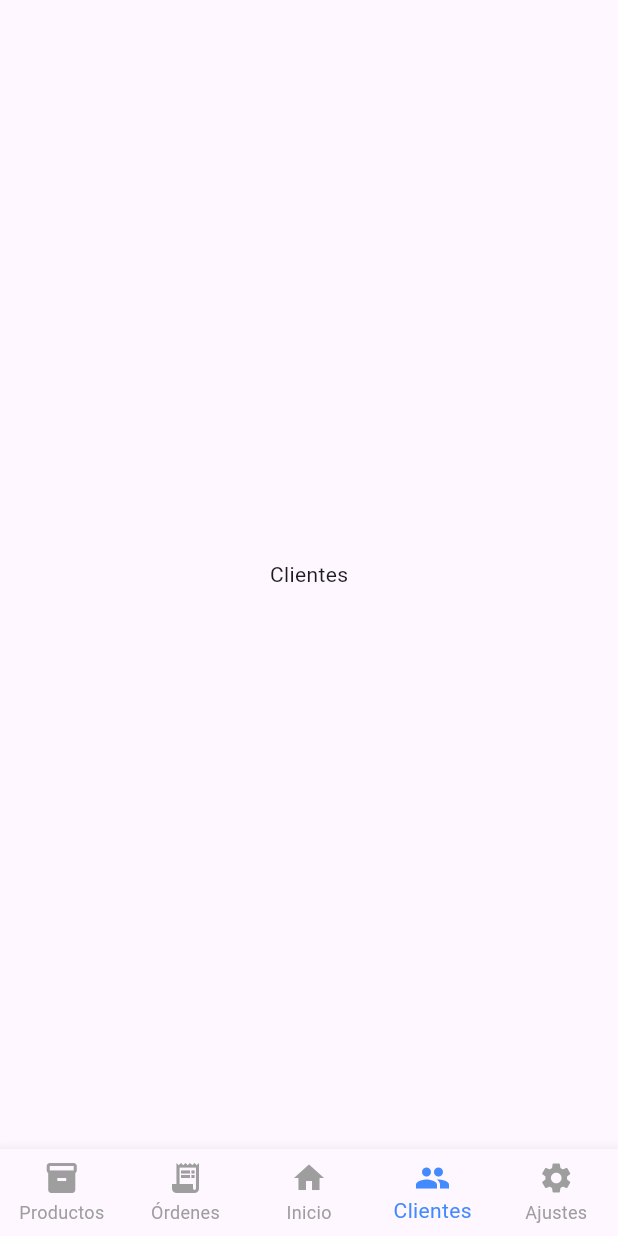
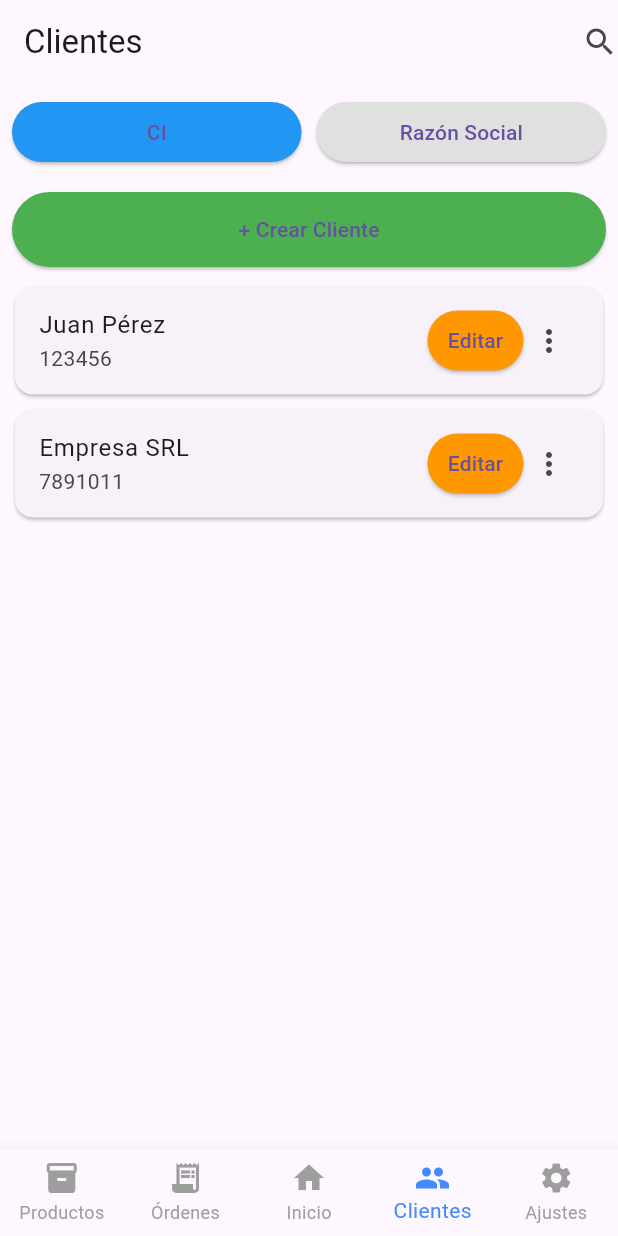
Before and after one commit to Dransil/sistema-api-restaurante, a Flutter app: the MainLayout screen opened directly, item 4 of the bottom bar chosen, on a phone screen of 412 x 824 dp. Run offline on Flutter 3.47's test engine with Material 3 defaults, Android fonts, the phone set to English and light mode, and no system bars; our stand-ins replace dio.

Commit message:
Refactor app structure and add new screens for ajustes, clientes, ordenes, and productos

```diff
--- a/app_mobile_pos/lib/core/constants/api_constants.dart
+++ b/app_mobile_pos/lib/core/constants/api_constants.dart
@@ -1,7 +1,7 @@
 class ApiConstants {
   // Cambiar IP para tests
-  static const String baseUrl = 'http://192.168.1.248:3000';
-  //static const String baseUrl = 'http://192.168.1.248:3000';
+  // static const String baseUrl = 'http://192.168.1.248:3000';
+  static const String baseUrl = 'http://192.168.31.130:3000';
   // Endpoint para testear
   static const String test = '/test';
   // Endpoints basados en el backend
--- a/app_mobile_pos/lib/main.dart
+++ b/app_mobile_pos/lib/main.dart
@@ -15,7 +15,7 @@ class MyApp extends StatelessWidget {
       debugShowCheckedModeBanner: false,
       title: 'POS Mobile',
       theme: ThemeData(useMaterial3: true, primarySwatch: Colors.blue),
-      home: const LoginScreen(),
+      home: const MainLayout(),
     );
   }
 }
--- a/app_mobile_pos/lib/presentation/screens/home_screen.dart
+++ b/app_mobile_pos/lib/presentation/screens/home_screen.dart
@@ -1,4 +1,8 @@
 import 'package:flutter/material.dart';
+import 'package:app_mobile_pos/screens/clientes_screen.dart';
+import 'package:app_mobile_pos/screens/ajustes_screen.dart';
+import 'package:app_mobile_pos/screens/productos_screen.dart';
+import 'package:app_mobile_pos/screens/ordenes_screen.dart';
 
 // Aqui tienes que importar las pantallas que haras
 class MainLayout extends StatefulWidget {
@@ -14,11 +18,11 @@ class _MainLayoutState extends State<MainLayout> {
 
   // Lista de tus pantallas
   final List<Widget> _screens = [
-    const Center(child: Text('Productos')), // Index 0
-    const Center(child: Text('Órdenes')), // Index 1
+    const ProductosScreen(),
+    const OrdenesScreen(),
     const Center(child: Text('Inicio')), // Index 2 (Principal)
-    const Center(child: Text('Clientes')), // Index 3
-    const Center(child: Text('Ajustes')), // Index 4
+    const ClientesScreen(),
+    const AjustesScreen(),
   ];
 
   @override
--- /dev/null
+++ b/app_mobile_pos/lib/screens/clientes_screen.dart
@@ -0,0 +1,234 @@
+import 'package:flutter/material.dart';
+import 'package:app_mobile_pos/data/models/cliente_model.dart';
+
+class ClientesScreen extends StatefulWidget {
+  const ClientesScreen({super.key});
+
+  @override
+  State<ClientesScreen> createState() => _ClientesScreenState();
+}
+
+class _ClientesScreenState extends State<ClientesScreen> {
+  bool isCI = true;
+
+  final List<ClienteModel> clientes = [
+    ClienteModel(
+      id: 1,
+      razonSocial: 'Juan Pérez',
+      ci: '123456',
+      pedidosRealizados: 5,
+      createdAt: DateTime.now(),
+    ),
+    ClienteModel(
+      id: 2,
+      razonSocial: 'Empresa SRL',
+      ci: '7891011',
+      pedidosRealizados: 10,
+      createdAt: DateTime.now(),
+    ),
+  ];
+
+  @override
+  Widget build(BuildContext context) {
+    return Scaffold(
+      appBar: AppBar(
+        title: const Text('Clientes'),
+        actions: const [
+          Icon(Icons.search),
+        ],
+      ),
+      body: Column(
+        children: [
+
+          Padding(
+            padding: const EdgeInsets.all(8),
+            child: Row(
+              children: [
+                Expanded(
+                  child: ElevatedButton(
+                    style: ElevatedButton.styleFrom(
+                      backgroundColor:
+                          isCI ? Colors.blue : Colors.grey[300],
+                    ),
+                    onPressed: () {
+                      setState(() {
+                        isCI = true;
+                      });
+                    },
+                    child: const Text('CI'),
+                  ),
+                ),
+                const SizedBox(width: 10),
+                Expanded(
+                  child: ElevatedButton(
+                    style: ElevatedButton.styleFrom(
+                      backgroundColor:
+                          !isCI ? Colors.blue : Colors.grey[300],
+                    ),
+                    onPressed: () {
+                      setState(() {
+                        isCI = false;
+                      });
+                    },
+                    child: const Text('Razón Social'),
+                  ),
+                ),
+              ],
+            ),
+          ),
+
+
+          Padding(
+            padding: const EdgeInsets.all(8),
+            child: ElevatedButton(
+              style: ElevatedButton.styleFrom(
+                backgroundColor: Colors.green,
+                minimumSize: const Size(double.infinity, 50),
+              ),
+              onPressed: () {
+                showDialog(
+                  context: context,
+                  builder: (context) {
+                    return AlertDialog(
+                      title: const Text('Crear Cliente'),
+                      content: Column(
+                        mainAxisSize: MainAxisSize.min,
+                        children: [
+                          TextField(
+                            decoration: const InputDecoration(
+                              hintText: 'Nombre Cliente',
+                            ),
+                          ),
+
+                          const SizedBox(height: 10),
+
+                          TextField(
+                            decoration: const InputDecoration(
+                              hintText: 'CI',
+                            ),
+                          ),
+                        ],
+                      ),
+
+                      actions: [
+                        ElevatedButton(
+                          onPressed: () {
+                            Navigator.pop(context);
+                          },
+                          child: const Text('Guardar'),
+                        ),
+
+                        ElevatedButton(
+                          style: ElevatedButton.styleFrom(
+                            backgroundColor: Colors.red,
+                          ),
+                          onPressed: () {
+                            Navigator.pop(context);
+                          },
+                          child: const Text('Cancelar'),
+                        ),
+                      ],
+                    );
+                  },
+                );
+              },
+              child: const Text('+ Crear Cliente'),
+            ),
+          ),
+
+          Expanded(
+            child: ListView.builder(
+              itemCount: clientes.length,
+              itemBuilder: (context, index) {
+                final cliente = clientes[index];
+
+                return Card(
+                  margin: const EdgeInsets.symmetric(
+                    horizontal: 10,
+                    vertical: 5,
+                  ),
+                  child: ListTile(
+                    title: Text(cliente.razonSocial),
+                    subtitle: Text(
+                      isCI ? cliente.ci : cliente.razonSocial,
+                    ),
+                    trailing: Row(
+                      mainAxisSize: MainAxisSize.min,
+                      children: [
+                        ElevatedButton(
+                          style: ElevatedButton.styleFrom(
+                            backgroundColor: Colors.orange,
+                            padding: const EdgeInsets.symmetric(
+                              horizontal: 10,
+                            ),
+                          ),
+                          onPressed: () {
+                            showDialog(
+                              context: context,
+                              builder: (context) {
+                                return AlertDialog(
+                                  title: const Text('Editar Cliente'),
+                                  content: Column(
+                                    mainAxisSize: MainAxisSize.min,
+                                    children: [
+                                      TextField(
+                                        decoration: const InputDecoration(
+                                          hintText: 'Nombre Cliente',
+                                        ),
+                                        controller: TextEditingController(
+                                          text: cliente.razonSocial,
+                                        ),
+                                      ),
+
+                                      const SizedBox(height: 10),
+
+                                      TextField(
+                                        decoration: const InputDecoration(
+                                          hintText: 'CI',
+                                        ),
+                                        controller: TextEditingController(
+                                          text: cliente.ci,
+                                        ),
+                                      ),
+                                    ],
+                                  ),
+                                  actions: [
+                                    ElevatedButton(
+                                      onPressed: () {
+                                        Navigator.pop(context);
+                                      },
+                                      child: const Text('Guardar'),
+                                    ),
+
+                                    ElevatedButton(
+                                      style: ElevatedButton.styleFrom(
+                                        backgroundColor: Colors.red,
+                                      ),
+                                      onPressed: () {
+                                        Navigator.pop(context);
+                                      },
+                                      child: const Text('Cancelar'),
+                                    ),
+                                  ],
+                                );
+                              },
+                            );
+                          },
+                          child: const Text('Editar'),
+                        ),
+
+                        const SizedBox(width: 5),
+
+                        const Icon(Icons.more_vert),
+                      ],
+                    ),
+                  ),
+                );
+              },
+            ),
+          ),
+        ],
+      ),
+    );
+  }
+}
```
Also changed, not shown: app_mobile_pos/lib/screens/ajustes_screen.dart (added, +130 -0 lines), app_mobile_pos/lib/screens/ordenes_screen.dart (added, +101 -0 lines), app_mobile_pos/lib/screens/productos_screen.dart (added, +208 -0 lines).
